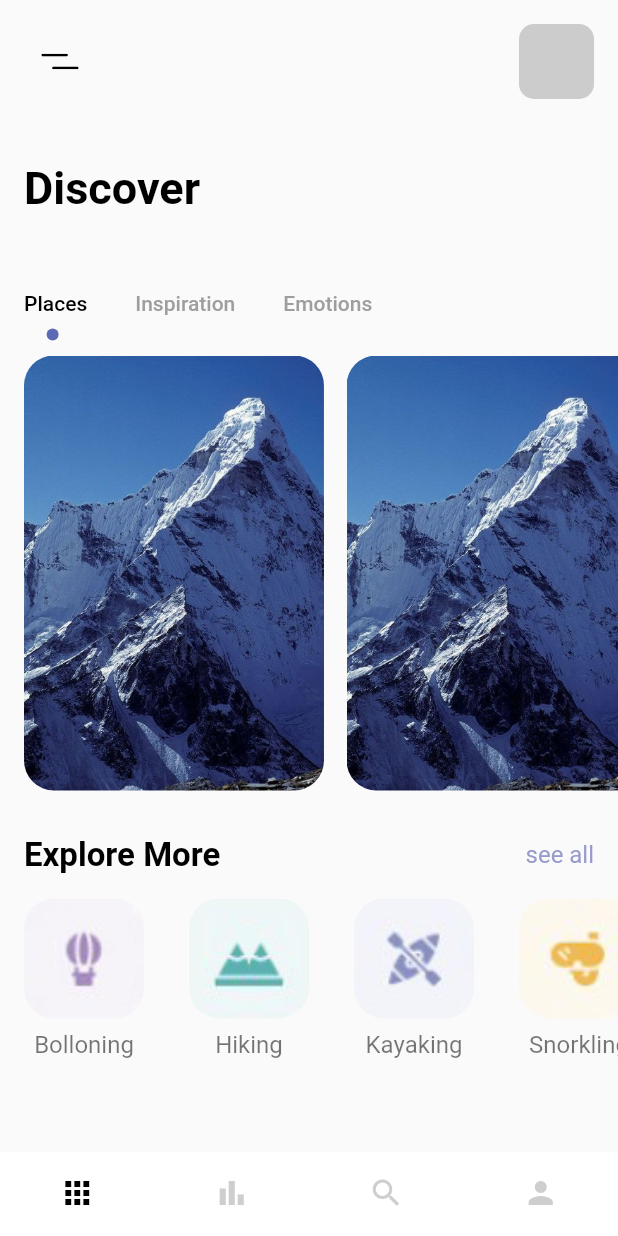
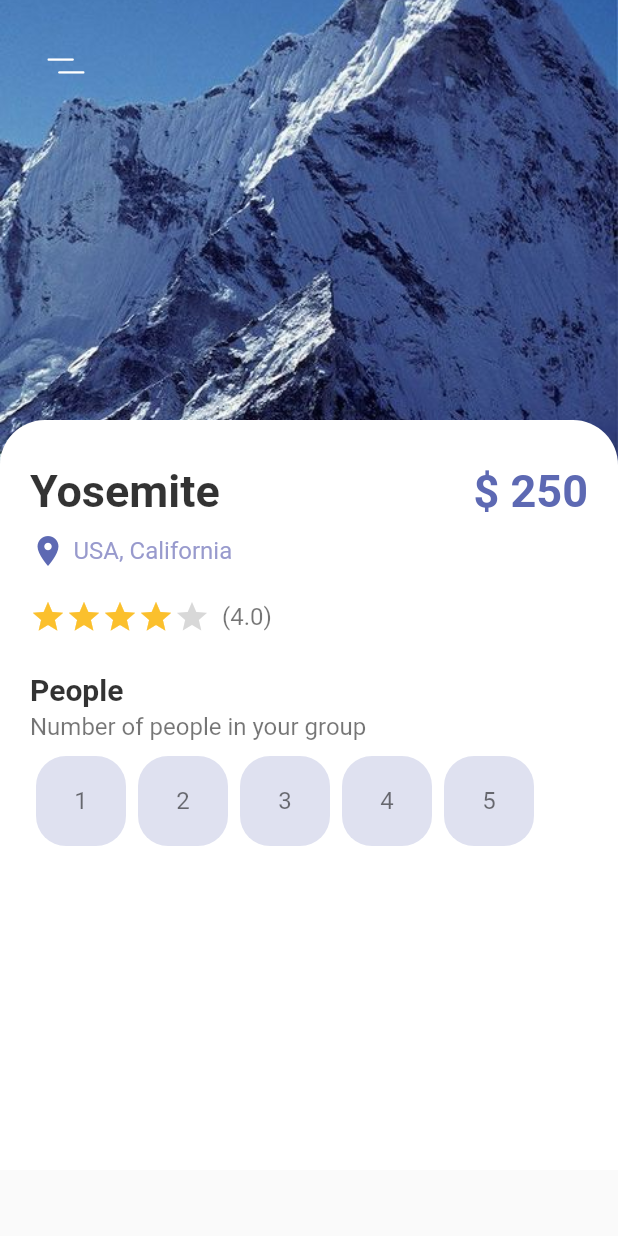
Before and after one commit to VikramNaik26/adventure-app, a Flutter app: the screen it shows after launch, on a phone screen of 412 x 824 dp. Run offline on Flutter 3.47's test engine with Material 2 defaults, Android fonts, the phone set to English and light mode, and no system bars; our stand-ins replace flutter_svg.

Commit message:
main home page

```diff
--- a/lib/main.dart
+++ b/lib/main.dart
@@ -1,3 +1,5 @@
+import 'package:adventure_app/pages/details_page.dart';
+import 'package:adventure_app/pages/home_page.dart';
 import 'package:adventure_app/pages/navpages/main_page.dart';
 import 'package:adventure_app/pages/welcome_page.dart';
 import 'package:flutter/material.dart';
@@ -18,7 +20,7 @@ class MyApp extends StatelessWidget {
       theme: ThemeData(
         primarySwatch: Colors.blue,
       ),
-      home: const MainPage(),
+      home: const DetailsPages(),
     );
   }
 }
--- a/lib/pages/details_page.dart
+++ b/lib/pages/details_page.dart
@@ -0,0 +1,162 @@
+import 'package:adventure_app/widgets/app_button.dart';
+import 'package:adventure_app/widgets/app_large_text.dart';
+import 'package:adventure_app/widgets/app_text.dart';
+import 'package:flutter/material.dart';
+import 'package:flutter_svg/flutter_svg.dart';
+
+class DetailsPages extends StatefulWidget {
+  const DetailsPages({super.key});
+
+  @override
+  State<DetailsPages> createState() => _DetailsPagesState();
+}
+
+class _DetailsPagesState extends State<DetailsPages> {
+  final int gottenStar = 4;
+
+  @override
+  Widget build(BuildContext context) {
+    return SafeArea(
+      child: Scaffold(
+        body: SizedBox(
+          width: double.maxFinite,
+          height: double.maxFinite,
+          child: Stack(
+            children: [
+              Positioned(
+                child: Container(
+                  width: double.maxFinite,
+                  height: 330,
+                  decoration: const BoxDecoration(
+                    image: DecorationImage(
+                      image: AssetImage('assets/images/mountain.jpeg'),
+                      fit: BoxFit.cover,
+                    ),
+                  ),
+                ),
+              ),
+              Positioned(
+                left: 20,
+                top: 20,
+                child: Row(
+                  children: [
+                    IconButton(
+                      icon: SvgPicture.asset(
+                        'assets/icons/menu.svg',
+                      ),
+                      onPressed: () {},
+                    ),
+                  ],
+                ),
+              ),
+              Positioned(
+                top: 280,
+                child: Container(
+                  padding: const EdgeInsets.only(left: 20, right: 20, top: 30),
+                  width: MediaQuery.of(context).size.width,
+                  height: 500,
+                  decoration: const BoxDecoration(
+                    borderRadius: BorderRadius.only(
+                      topLeft: Radius.circular(30),
+                      topRight: Radius.circular(30),
+                    ),
+                    color: Colors.white,
+                  ),
+                  child: Column(
+                    crossAxisAlignment: CrossAxisAlignment.start,
+                    children: [
+                      Row(
+                        mainAxisAlignment: MainAxisAlignment.spaceBetween,
+                        children: [
+                          AppLargeText(
+                            text: 'Yosemite',
+                            color: Colors.black.withOpacity(.8),
+                          ),
+                          const AppLargeText(
+                            text: '\$ 250',
+                            color: Color(0xff5D69B3),
+                          ),
+                        ],
+                      ),
+                      const SizedBox(
+                        height: 10,
+                      ),
+                      const Row(
+                        children: [
+                          Icon(
+                            Icons.location_on,
+                            color: Color(0xff5D69B3),
+                          ),
+                          SizedBox(
+                            width: 5,
+                          ),
+                          AppText(
+                            text: 'USA, California',
+                            color: Color(0xff989ACD),
+                          ),
+                        ],
+                      ),
+                      const SizedBox(
+                        height: 20,
+                      ),
+                      Row(
+                        children: [
+                          Wrap(
+                            children: List.generate(
+                              5,
+                              (index) => Icon(
+                                Icons.star,
+                                color: index < gottenStar
+                                    ? Colors.yellow[700]
+                                    : Colors.grey.withOpacity(.4),
+                              ),
+                            ),
+                          ),
+                          const SizedBox(
+                            width: 8,
+                          ),
+                          const AppText(text: '(4.0)'),
+                        ],
+                      ),
+                      const SizedBox(
+                        height: 25,
+                      ),
+                      AppLargeText(
+                        text: 'People',
+                        color: Colors.black.withOpacity(.8),
+                        size: 20,
+                      ),
+                      const SizedBox(
+                        height: 4,
+                      ),
+                      const AppText(
+                        text: 'Number of people in your group',
+                        color: Colors.black54,
+                      ),
+                      const SizedBox(
+                        height: 10,
+                      ),
+                      Wrap(
+                        children: List.generate(
+                          5,
+                          (index) {
+                            return AppButton(
+                              index: index,
+                              color: const Color(0xff5D69B3),
+                              backgroundColor:
+                                  const Color(0xff5D69B3).withOpacity(.2),
+                            );
+                          },
+                        ),
+                      )
+                    ],
+                  ),
+                ),
+              ),
+            ],
+          ),
+        ),
+      ),
+    );
+  }
+}
--- a/lib/pages/home_page.dart
+++ b/lib/pages/home_page.dart
@@ -77,7 +77,9 @@ class _HomePageState extends State<HomePage> with TickerProviderStateMixin {
                   Tab(
                     text: 'Places',
                   ),
-                  Tab(text: 'Inspiration'),
+                  Tab(
+                    text: 'Inspiration',
+                  ),
                   Tab(
                     text: 'Emotions',
                   ),
--- /dev/null
+++ b/lib/widgets/app_button.dart
@@ -0,0 +1,41 @@
+import 'package:adventure_app/widgets/app_text.dart';
+import 'package:flutter/material.dart';
+
+class AppButton extends StatelessWidget {
+  const AppButton({
+    super.key,
+    this.index,
+    this.color,
+    this.size = 60,
+    this.borderColor,
+    required this.backgroundColor,
+  });
+
+  final Color? color;
+  final double? size;
+  final int? index;
+  final Color? borderColor;
+  final Color backgroundColor;
+
+  @override
+  Widget build(BuildContext context) {
+    return Container(
+      margin: const EdgeInsets.symmetric(horizontal: 4),
+      width: size,
+      height: size,
+      decoration: BoxDecoration(
+        borderRadius: BorderRadius.circular(20),
+        color: backgroundColor,
+        border: Border.all(
+          width: 1.0,
+          color: borderColor ?? Colors.transparent,
+        ),
+      ),
+      child: Center(
+        child: AppText(
+          text: (index! + 1).toString(),
+        ),
+      ),
+    );
+  }
+}
```
